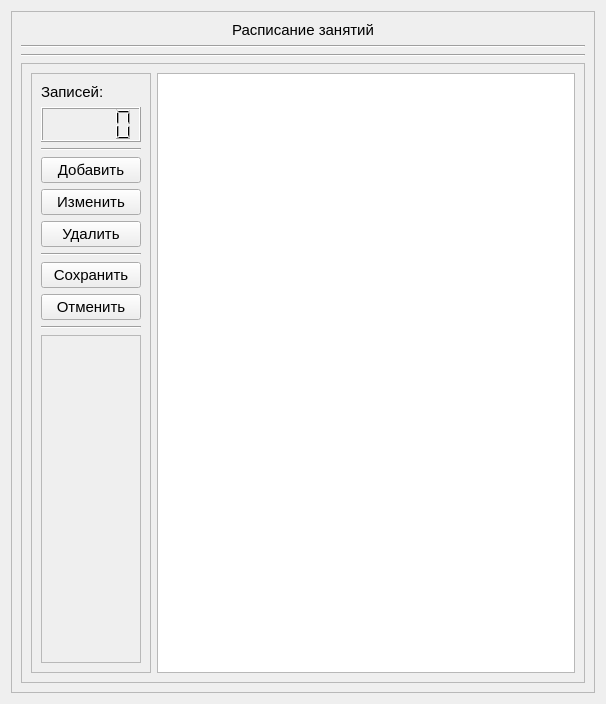
This is widgets/checkTable.ui in AlexanderSokolov69/Journals as Qt 5 draws it before an edit. The edited form follows.
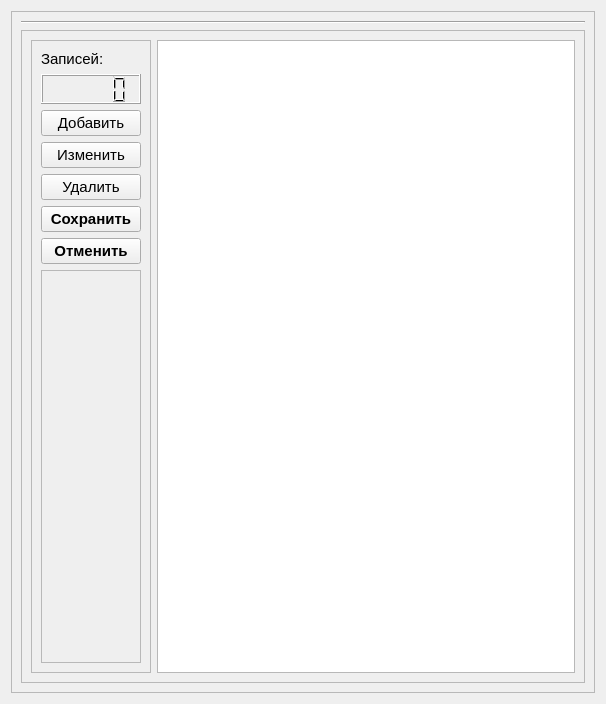
This is the edited form.

```diff
--- a/widgets/checkTable.ui
+++ b/widgets/checkTable.ui
@@ -33,23 +33,6 @@
       <enum>QFrame::Raised</enum>
      </property>
      <layout class="QVBoxLayout" name="verticalLayout_2">
-      <item>
-       <widget class="QLabel" name="label">
-        <property name="text">
-         <string>Расписание занятий</string>
-        </property>
-        <property name="alignment">
-         <set>Qt::AlignCenter</set>
-        </property>
-       </widget>
-      </item>
-      <item>
-       <widget class="Line" name="line_2">
-        <property name="orientation">
-         <enum>Qt::Horizontal</enum>
-        </property>
-       </widget>
-      </item>
       <item>
        <layout class="QHBoxLayout" name="h_layout_table">
         <property name="leftMargin">
@@ -117,18 +100,11 @@
                 <property name="minimumSize">
                  <size>
                   <width>0</width>
-                  <height>35</height>
+                  <height>30</height>
                  </size>
                 </property>
                </widget>
               </item>
-              <item>
-               <widget class="Line" name="line_3">
-                <property name="orientation">
-                 <enum>Qt::Horizontal</enum>
-                </property>
-               </widget>
-              </item>
               <item>
                <widget class="QPushButton" name="tab4_add_btn">
                 <property name="text">
@@ -159,15 +135,15 @@
                 </attribute>
                </widget>
               </item>
-              <item>
-               <widget class="Line" name="line_4">
-                <property name="orientation">
-                 <enum>Qt::Horizontal</enum>
-                </property>
-               </widget>
-              </item>
               <item>
                <widget class="QPushButton" name="tab4_commit_btn">
+                <property name="font">
+                 <font>
+                  <pointsize>11</pointsize>
+                  <weight>75</weight>
+                  <bold>true</bold>
+                 </font>
+                </property>
                 <property name="text">
                  <string>Сохранить</string>
                 </property>
@@ -178,6 +154,13 @@
               </item>
               <item>
                <widget class="QPushButton" name="tab4_rollback_btn">
+                <property name="font">
+                 <font>
+                  <pointsize>11</pointsize>
+                  <weight>75</weight>
+                  <bold>true</bold>
+                 </font>
+                </property>
                 <property name="text">
                  <string>Отменить</string>
                 </property>
@@ -186,13 +169,6 @@
                 </attribute>
                </widget>
               </item>
-              <item>
-               <widget class="Line" name="line_5">
-                <property name="orientation">
-                 <enum>Qt::Horizontal</enum>
-                </property>
-               </widget>
-              </item>
               <item>
                <widget class="QFrame" name="frame_4">
                 <property name="frameShape">
@@ -207,7 +183,14 @@
             </widget>
            </item>
            <item>
-            <widget class="QTableView" name="tab4_rasp_view"/>
+            <widget class="QTableView" name="tab4_rasp_view">
+             <property name="sizePolicy">
+              <sizepolicy hsizetype="Expanding" vsizetype="MinimumExpanding">
+               <horstretch>0</horstretch>
+               <verstretch>0</verstretch>
+              </sizepolicy>
+             </property>
+            </widget>
            </item>
           </layout>
          </item>
```
